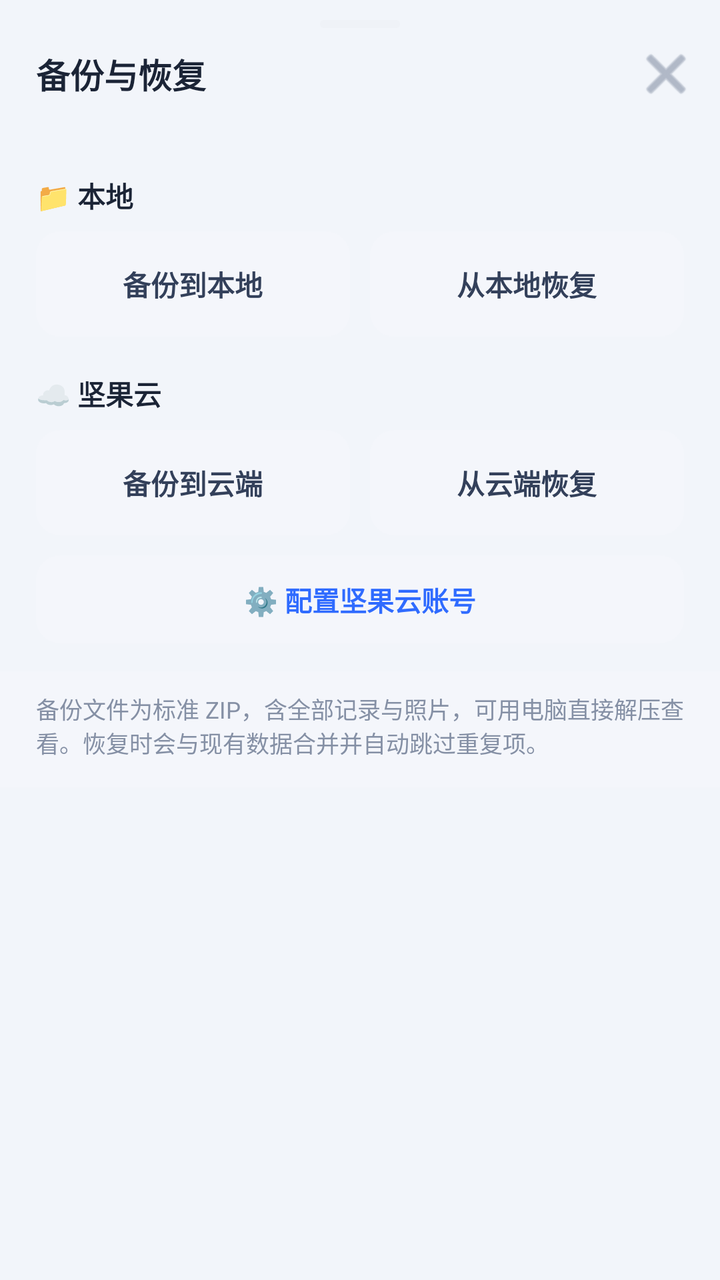
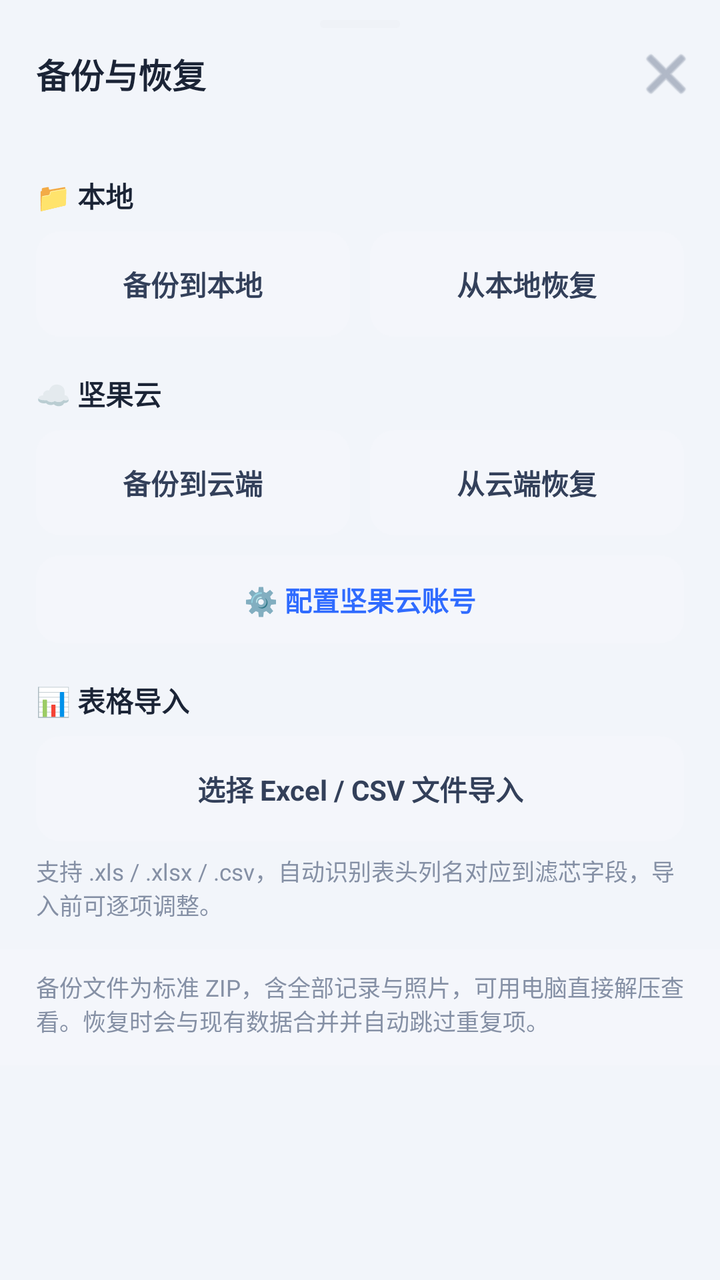

The first picture is an Android layout as it rendered before a commit; the second is the same layout after the commit. The layout source and the unified diff follow.
<!-- AndroidManifest.xml: application theme Theme.FilterMaster -->
<!-- res/layout/sheet_backup.xml -->
<?xml version="1.0" encoding="utf-8"?>
<LinearLayout xmlns:android="http://schemas.android.com/apk/res/android"
    xmlns:app="http://schemas.android.com/apk/res-auto"
    android:layout_width="match_parent"
    android:layout_height="wrap_content"
    android:orientation="vertical">

    <View
        android:layout_width="40dp"
        android:layout_height="4dp"
        android:layout_gravity="center_horizontal"
        android:layout_marginTop="10dp"
        android:background="@drawable/bg_rounded_8" />

    <LinearLayout
        android:layout_width="match_parent"
        android:layout_height="wrap_content"
        android:gravity="center_vertical"
        android:orientation="horizontal"
        android:paddingLeft="18dp"
        android:paddingRight="12dp"
        android:paddingTop="8dp"
        android:paddingBottom="6dp">

        <TextView
            android:id="@+id/backupSheetTitle"
            android:layout_width="0dp"
            android:layout_height="wrap_content"
            android:layout_weight="1"
            android:text="备份与恢复"
            android:textColor="@color/text_main"
            android:textSize="17sp"
            android:textStyle="bold" />

        <ImageButton
            android:id="@+id/btnBackupClose"
            android:layout_width="30dp"
            android:layout_height="30dp"
            android:background="?attr/selectableItemBackgroundBorderless"
            android:contentDescription="关闭"
            android:src="@android:drawable/ic_menu_close_clear_cancel"
            android:tint="#8590A5" />
    </LinearLayout>

    <TextView
        android:id="@+id/tvBackupSummary"
        android:layout_width="match_parent"
        android:layout_height="wrap_content"
        android:paddingLeft="18dp"
        android:paddingRight="18dp"
        android:paddingBottom="12dp"
        android:textColor="@color/text_sub"
        android:textSize="12.5sp" />

    
    <TextView
        style="@style/SectionTitle"
        android:text="📁 本地" />

    <LinearLayout
        android:layout_width="match_parent"
        android:layout_height="wrap_content"
        android:orientation="horizontal"
        android:paddingLeft="18dp"
        android:paddingRight="18dp">

        <TextView
            android:id="@+id/btnLocalBackup"
            style="@style/ActionTile"
            android:text="备份到本地" />

        <Space
            android:layout_width="10dp"
            android:layout_height="1dp" />

        <TextView
            android:id="@+id/btnLocalRestore"
            style="@style/ActionTile"
            android:text="从本地恢复" />
    </LinearLayout>

    
    <LinearLayout
        android:layout_width="match_parent"
        android:layout_height="wrap_content"
        android:gravity="center_vertical"
        android:orientation="horizontal"
        android:paddingLeft="18dp"
        android:paddingRight="18dp"
        android:paddingTop="18dp"
        android:paddingBottom="8dp">

        <TextView
            android:layout_width="0dp"
            android:layout_height="wrap_content"
            android:layout_weight="1"
            android:text="☁️ 坚果云"
            android:textColor="@color/text_main"
            android:textSize="14sp"
            android:textStyle="bold" />

        <TextView
            android:id="@+id/tvCloudStatus"
            android:layout_width="wrap_content"
            android:layout_height="wrap_content"
            android:textSize="11.5sp" />
    </LinearLayout>

    <LinearLayout
        android:layout_width="match_parent"
        android:layout_height="wrap_content"
        android:orientation="horizontal"
        android:paddingLeft="18dp"
        android:paddingRight="18dp">

        <TextView
            android:id="@+id/btnCloudBackup"
            style="@style/ActionTile"
            android:text="备份到云端" />

        <Space
            android:layout_width="10dp"
            android:layout_height="1dp" />

        <TextView
            android:id="@+id/btnCloudRestore"
            style="@style/ActionTile"
            android:text="从云端恢复" />
    </LinearLayout>

    <TextView
        android:id="@+id/btnCloudSetting"
        android:layout_width="match_parent"
        android:layout_height="wrap_content"
        android:layout_marginLeft="18dp"
        android:layout_marginRight="18dp"
        android:layout_marginTop="10dp"
        android:background="@drawable/bg_field"
        android:gravity="center"
        android:paddingTop="12dp"
        android:paddingBottom="12dp"
        android:text="⚙️ 配置坚果云账号"
        android:textColor="@color/primary"
        android:textSize="13.5sp"
        android:textStyle="bold" />

    <TextView
        android:layout_width="match_parent"
        android:layout_height="wrap_content"
        android:layout_marginTop="14dp"
        android:background="@color/field_bg"
        android:paddingLeft="18dp"
        android:paddingRight="18dp"
        android:paddingTop="10dp"
        android:paddingBottom="14dp"
        android:text="备份文件为标准 ZIP，含全部记录与照片，可用电脑直接解压查看。恢复时会与现有数据合并并自动跳过重复项。"
        android:textColor="@color/text_sub"
        android:textSize="11.5sp" />
</LinearLayout>
<!-- resources referenced by this layout -->
<resources>
  <color name="field_bg">#F4F6FB</color>
  <color name="primary">#2F6BFF</color>
  <color name="text_main">#1B2436</color>
  <color name="text_sub">#8590A5</color>
  <!-- drawable bg_field (drawable) -->
  <?xml version="1.0" encoding="utf-8"?>
  <shape xmlns:android="http://schemas.android.com/apk/res/android">
      <solid android:color="@color/field_bg" />
      <corners android:radius="12dp" />
  </shape>
  <!-- drawable bg_rounded_8 (drawable) -->
  <?xml version="1.0" encoding="utf-8"?>
  <shape xmlns:android="http://schemas.android.com/apk/res/android">
      <solid android:color="#EFF2F7" />
      <corners android:radius="8dp" />
  </shape>
  <style name="ActionTile">
          <item name="android:layout_width">0dp</item>
          <item name="android:layout_height">wrap_content</item>
          <item name="android:layout_weight">1</item>
          <item name="android:background">@drawable/bg_field</item>
          <item name="android:gravity">center</item>
          <item name="android:paddingTop">16dp</item>
          <item name="android:paddingBottom">16dp</item>
          <item name="android:textColor">#33405A</item>
          <item name="android:textSize">14sp</item>
          <item name="android:textStyle">bold</item>
          <item name="android:lineSpacingExtra">2dp</item>
      </style>
  <style name="SectionTitle">
          <item name="android:layout_width">match_parent</item>
          <item name="android:layout_height">wrap_content</item>
          <item name="android:paddingLeft">18dp</item>
          <item name="android:paddingRight">18dp</item>
          <item name="android:paddingBottom">8dp</item>
          <item name="android:textColor">@color/text_main</item>
          <item name="android:textSize">14sp</item>
          <item name="android:textStyle">bold</item>
      </style>
  <style name="Theme.FilterMaster" parent="Theme.MaterialComponents.Light.NoActionBar">
          <item name="colorPrimary">@color/primary</item>
          <item name="colorPrimaryDark">@color/primary_deep</item>
          <item name="android:statusBarColor">#2456E8</item>
          <item name="android:windowBackground">@color/bg</item>
          <item name="android:windowLightStatusBar">false</item>
      </style>
  <color name="primary_deep">#1E4FD6</color>
  <color name="bg">#F2F5FA</color>
</resources>

<!-- the commit's change to res/layout/sheet_backup.xml (unified diff, before → after) -->
@@ -1,9 +1,13 @@
 <?xml version="1.0" encoding="utf-8"?>
-<LinearLayout xmlns:android="http://schemas.android.com/apk/res/android"
-    xmlns:app="http://schemas.android.com/apk/res-auto"
+<ScrollView xmlns:android="http://schemas.android.com/apk/res/android"
     android:layout_width="match_parent"
-    android:layout_height="wrap_content"
-    android:orientation="vertical">
+    android:layout_height="match_parent"
+    android:fillViewport="true">
+
+    <LinearLayout
+        android:layout_width="match_parent"
+        android:layout_height="wrap_content"
+        android:orientation="vertical">
 
     <View
         android:layout_width="40dp"
@@ -144,6 +148,37 @@
         android:textSize="13.5sp"
         android:textStyle="bold" />
 
+    
+    <TextView
+        style="@style/SectionTitle"
+        android:layout_marginTop="18dp"
+        android:text="📊 表格导入" />
+
+    <TextView
+        android:id="@+id/btnImportSheet"
+        android:layout_width="match_parent"
+        android:layout_height="wrap_content"
+        android:layout_marginLeft="18dp"
+        android:layout_marginRight="18dp"
+        android:background="@drawable/bg_field"
+        android:gravity="center"
+        android:paddingTop="16dp"
+        android:paddingBottom="16dp"
+        android:text="选择 Excel / CSV 文件导入"
+        android:textColor="#33405A"
+        android:textSize="14sp"
+        android:textStyle="bold" />
+
+    <TextView
+        android:layout_width="match_parent"
+        android:layout_height="wrap_content"
+        android:layout_marginLeft="18dp"
+        android:layout_marginRight="18dp"
+        android:layout_marginTop="6dp"
+        android:text="支持 .xls / .xlsx / .csv，自动识别表头列名对应到滤芯字段，导入前可逐项调整。"
+        android:textColor="@color/text_sub"
+        android:textSize="11.5sp" />
+
     <TextView
         android:layout_width="match_parent"
         android:layout_height="wrap_content"
@@ -156,4 +191,5 @@
         android:text="备份文件为标准 ZIP，含全部记录与照片，可用电脑直接解压查看。恢复时会与现有数据合并并自动跳过重复项。"
         android:textColor="@color/text_sub"
         android:textSize="11.5sp" />
-</LinearLayout>
+    </LinearLayout>
+</ScrollView>
